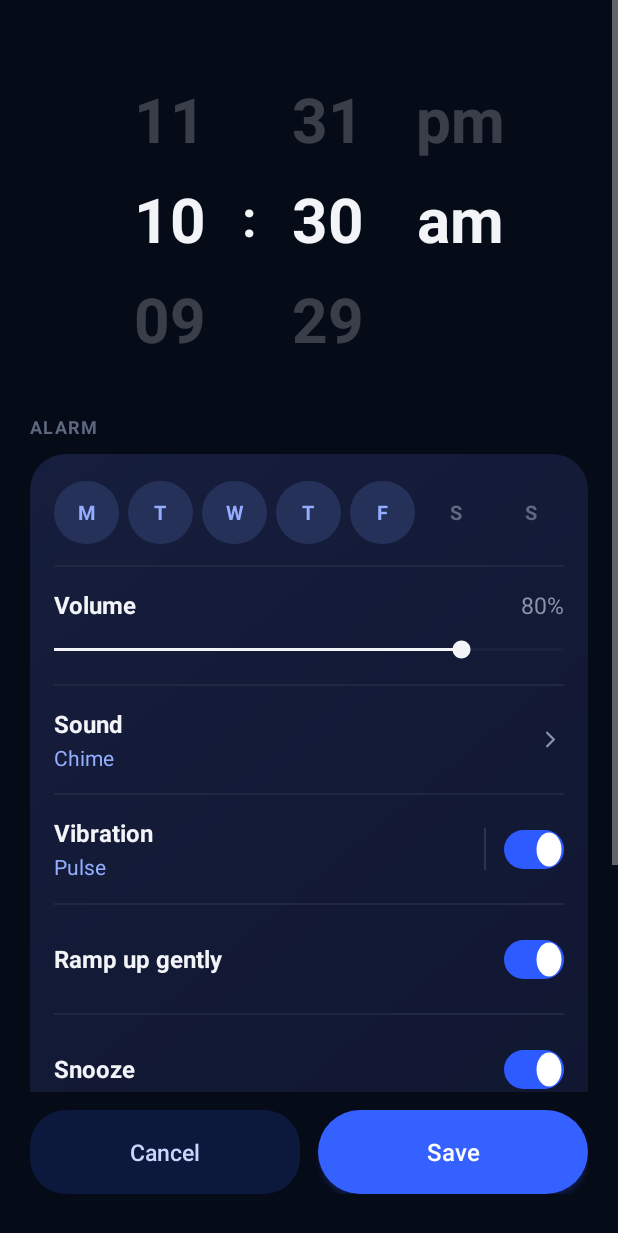
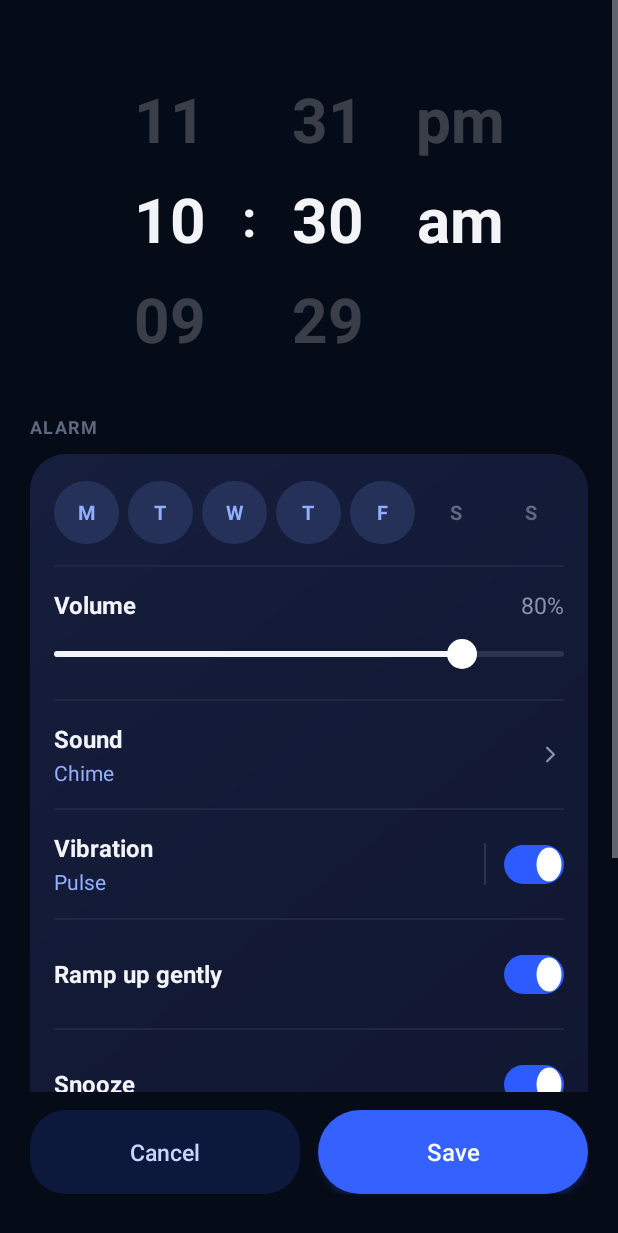
Before and after one commit to Joe-ux-stack/Alarm-Affirmation, an Android app: the AlarmDetailActivity screen opened directly, with no data from a screen before it, on a phone screen of 412 x 824 dp. Shown: the top 1233 px of the screen. Run offline under Robolectric (Android 15) with nearby library versions, the phone set to English and light mode, and no system bars.

Commit message:
Preview vibration and sound when tapped; custom sliders
Co-Authored-By: Claude Opus 5.5 <noreply@anthropic.com>
Claude-Session: https://claude.ai/code/session_01DXvk7QxGbdtrWmEVqhQDjt

```diff
--- a/app/build.gradle.kts
+++ b/app/build.gradle.kts
@@ -11,8 +11,8 @@ android {
         applicationId = "com.whynotyou.alarm"
         minSdk = 26
         targetSdk = 35
-        versionCode = 51
-        versionName = "0.51"
+        versionCode = 52
+        versionName = "0.52"
         ndk { abiFilters += listOf("arm64-v8a") }
     }
 
--- /dev/null
+++ b/app/src/main/res/drawable/seek_thumb.xml
@@ -0,0 +1,5 @@
+<?xml version="1.0" encoding="utf-8"?>
+<shape xmlns:android="http://schemas.android.com/apk/res/android" android:shape="oval">
+    <solid android:color="#FFFFFF" />
+    <size android:width="20dp" android:height="20dp" />
+</shape>
--- /dev/null
+++ b/app/src/main/res/drawable/seek_track.xml
@@ -0,0 +1,12 @@
+<?xml version="1.0" encoding="utf-8"?>
+<!-- Slider: dark 4dp track, white filled part, rounded ends. -->
+<layer-list xmlns:android="http://schemas.android.com/apk/res/android">
+    <item android:id="@android:id/background" android:gravity="center_vertical|fill_horizontal">
+        <shape android:shape="rectangle"><size android:height="4dp" /><corners android:radius="2dp" /><solid android:color="#2A3550" /></shape>
+    </item>
+    <item android:id="@android:id/progress" android:gravity="center_vertical|fill_horizontal">
+        <scale android:scaleWidth="100%">
+            <shape android:shape="rectangle"><size android:height="4dp" /><corners android:radius="2dp" /><solid android:color="#F2F4F8" /></shape>
+        </scale>
+    </item>
+</layer-list>
--- a/app/src/main/res/layout/activity_alarm_detail.xml
+++ b/app/src/main/res/layout/activity_alarm_detail.xml
@@ -61,16 +61,12 @@
                         <TextView android:id="@+id/txt_volume" style="@style/RowValue" android:text="80%" />
                     </LinearLayout>
                     <SeekBar
-                        android:id="@+id/seek_volume"
-                        android:layout_width="match_parent"
-                        android:layout_height="wrap_content"
-                        android:layout_marginTop="10dp"
-                        android:max="100"
-                        android:paddingStart="0dp"
-                        android:paddingEnd="0dp"
-                        android:progressTint="#F2F4F8"
-                        android:progressBackgroundTint="#2A3550"
-                        android:thumbTint="#F2F4F8" />
+            android:id="@+id/seek_volume"
+            style="@style/Slider"
+            android:layout_marginStart="-10dp"
+            android:layout_marginEnd="-10dp"
+            android:layout_marginTop="6dp"
+            android:max="100" />
                 </LinearLayout>
                 <View android:layout_width="match_parent" android:layout_height="1dp" android:background="#1F2840" />
 
--- a/app/src/main/res/values/themes.xml
+++ b/app/src/main/res/values/themes.xml
@@ -24,6 +24,22 @@
     <style name="Theme.WhyNotYou.Fullscreen" parent="Theme.WhyNotYou">
         <item name="android:windowFullscreen">true</item>
         <item name="android:windowLayoutInDisplayCutoutMode">shortEdges</item>
+    </style>
+
+    <style name="Slider">
+        <item name="android:layout_width">match_parent</item>
+        <item name="android:layout_height">32dp</item>
+        <item name="android:progressDrawable">@drawable/seek_track</item>
+        <item name="android:thumb">@drawable/seek_thumb</item>
+        <item name="android:splitTrack">false</item>
+        <item name="android:progressTint">@null</item>
+        <item name="android:progressBackgroundTint">@null</item>
+        <item name="android:thumbTint">@null</item>
+        <item name="android:paddingStart">10dp</item>
+        <item name="android:paddingEnd">10dp</item>
+        <item name="android:minHeight">4dp</item>
+        <item name="android:maxHeight">4dp</item>
+        <item name="android:background">@null</item>
     </style>
 
     <style name="BlueSwitch" parent="Widget.AppCompat.CompoundButton.Switch">
```
Also changed, not shown: app/src/main/java/com/whynotyou/alarm/AlarmDetailActivity.kt (+9 -2 lines), app/src/main/java/com/whynotyou/alarm/Ui.kt (+44 -3 lines), app/src/main/res/layout/sheet_timer_settings.xml (+6 -10 lines).
